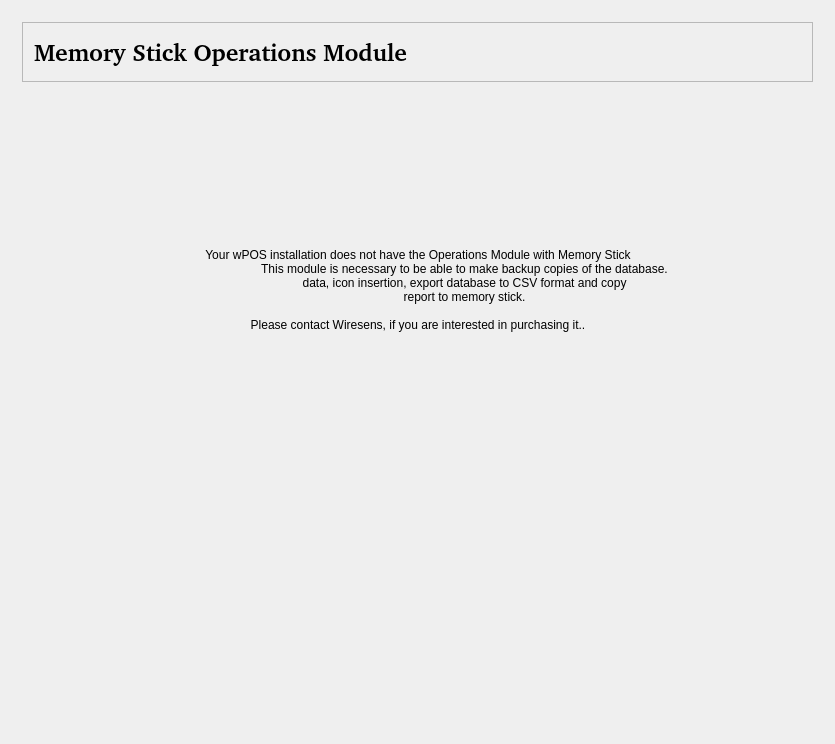
wiresens/wpos, file wpos/wposbo/menusystem/system/memstickwidgetbase.ui: the form before one commit.
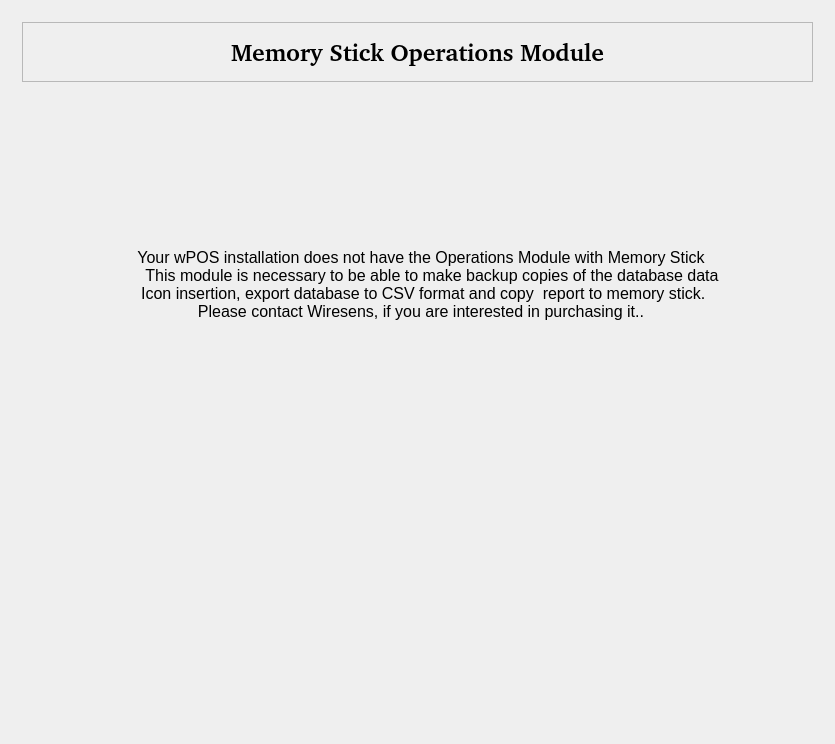
The form after the commit. The open tabs and pages were chosen to show the change. Icons and pictures are not drawn.

Diff of the .ui file:
```diff
--- a/wpos/wposbo/menusystem/system/memstickwidgetbase.ui
+++ b/wpos/wposbo/menusystem/system/memstickwidgetbase.ui
@@ -732,13 +732,25 @@
           <property name="bottomMargin">
            <number>11</number>
           </property>
+          <item>
+           <spacer name="horizontalSpacer">
+            <property name="orientation">
+             <enum>Qt::Horizontal</enum>
+            </property>
+            <property name="sizeHint" stdset="0">
+             <size>
+              <width>0</width>
+              <height>16</height>
+             </size>
+            </property>
+           </spacer>
+          </item>
           <item>
            <widget class="QLabel" name="title_generacion_2">
             <property name="font">
              <font>
               <family>Nimbus Sans l [Urw]</family>
               <pointsize>18</pointsize>
-              <weight>75</weight>
               <bold>true</bold>
              </font>
             </property>
@@ -760,7 +772,7 @@
             </property>
             <property name="sizeHint" stdset="0">
              <size>
-              <width>312</width>
+              <width>0</width>
               <height>16</height>
              </size>
             </property>
@@ -807,12 +819,15 @@
           <layout class="QVBoxLayout">
            <item>
             <widget class="QLabel" name="error_label">
+             <property name="font">
+              <font>
+               <pointsize>12</pointsize>
+              </font>
+             </property>
              <property name="text">
               <string>Your wPOS installation does not have the Operations Module with Memory Stick
-                            This module is necessary to be able to make backup copies of the database.
-                            data, icon insertion, export database to CSV format and copy
-                            report to memory stick.
-
+     This module is necessary to be able to make backup copies of the database data
+ Icon insertion, export database to CSV format and copy  report to memory stick.
 Please contact Wiresens, if you are interested in purchasing it..</string>
              </property>
              <property name="alignment">
```
Left out of the diff: 13 changed lines with no effect on the pictures.
